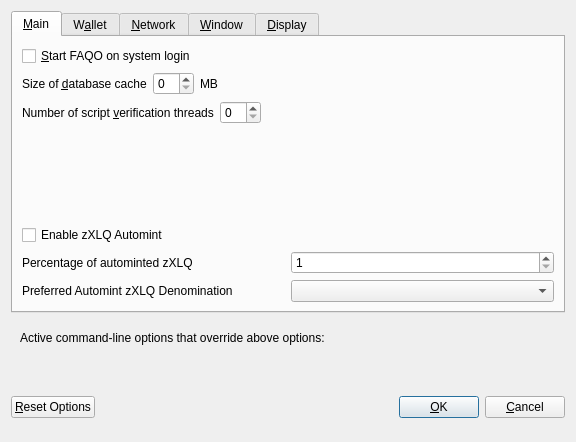
The window that src/qt/forms/optionsdialog.ui (piklock/FAQO) describes before a commit, drawn with Qt 5.
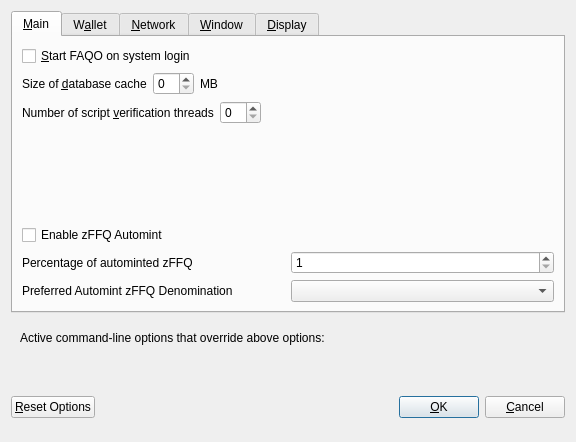
The same window after the commit. Custom widgets are drawn as their Qt base class.

What changed in the file:
```diff
--- a/src/qt/forms/optionsdialog.ui
+++ b/src/qt/forms/optionsdialog.ui
@@ -139,7 +139,7 @@
           <enum>Qt::LeftToRight</enum>
          </property>
          <property name="text">
-          <string>Enable zXLQ Automint</string>
+          <string>Enable zFFQ Automint</string>
          </property>
         </widget>
        </item>
@@ -151,7 +151,7 @@
             <string>Percentage of incoming XLQ which get automatically converted to zXLQ via Zerocoin Protocol (min: 10%)</string>
            </property>
            <property name="text">
-            <string>Percentage of autominted zXLQ</string>
+            <string>Percentage of autominted zFFQ</string>
            </property>
           </widget>
          </item>
@@ -184,7 +184,7 @@
             <string>Wait with automatic conversion to Zerocoin until enough XLQ for this denomination is available</string>
            </property>
            <property name="text">
-            <string>Preferred Automint zXLQ Denomination</string>
+            <string>Preferred Automint zFFQ Denomination</string>
            </property>
           </widget>
          </item>
```
Left out of the diff: 8 changed lines with no effect on the pictures.
